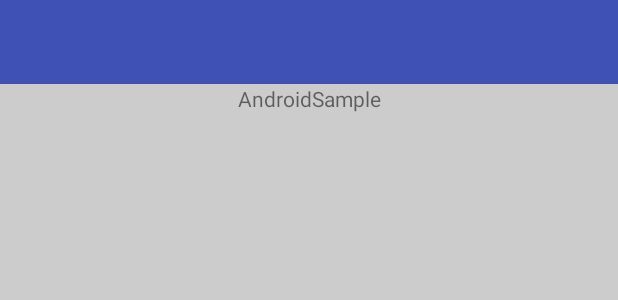
After one commit to wuqingnan/AndroidSample, an Android app: the layout activity_swipe_refresh.xml on its own in the app's theme, with its tools: preview values and no code run, on a phone screen of 412 x 824 dp. The commit adds this screen. Shown: the top 300 px of the screen. Run offline under Robolectric (Android 15) with nearby library versions, the phone set to English and light mode, and no system bars.

Commit message:
增加SwipeRefreshActivity

```diff
--- a/app/src/main/AndroidManifest.xml
+++ b/app/src/main/AndroidManifest.xml
@@ -7,7 +7,7 @@
 		android:icon="@mipmap/ic_launcher"
 		android:label="@string/app_name"
 		android:supportsRtl="true"
-		android:theme="@style/AppTheme">
+		android:theme="@style/AppTheme.NoActionBar">
 		<activity
 			android:name=".ui.MainActivity"
 			android:label="@string/app_name"
@@ -18,6 +18,7 @@
 				<category android:name="android.intent.category.LAUNCHER" />
 			</intent-filter>
 		</activity>
+		<activity android:name=".ui.refresh.SwipeRefreshActivity" />
 	</application>
 
 </manifest>
--- /dev/null
+++ b/app/src/main/java/com/shizy/androidsample/ui/refresh/SwipeRefreshActivity.java
@@ -0,0 +1,26 @@
+package com.shizy.androidsample.ui.refresh;
+
+import android.os.Bundle;
+import android.support.annotation.Nullable;
+import android.support.v7.app.AppCompatActivity;
+import android.support.v7.widget.Toolbar;
+import android.view.WindowManager;
+
+import com.shizy.androidsample.R;
+
+/**
+ * Created by shizy on 2016/12/17.
+ */
+
+public class SwipeRefreshActivity extends AppCompatActivity {
+
+	@Override
+	protected void onCreate(@Nullable Bundle savedInstanceState) {
+		super.onCreate(savedInstanceState);
+		setContentView(R.layout.activity_swipe_refresh);
+
+		Toolbar toolbar = (Toolbar) findViewById(R.id.toolbar);
+		toolbar.setTitle(SwipeRefreshActivity.class.getSimpleName());
+		setSupportActionBar(toolbar);
+	}
+}
--- /dev/null
+++ b/app/src/main/res/layout/activity_swipe_refresh.xml
@@ -0,0 +1,40 @@
+<?xml version="1.0" encoding="utf-8"?>
+<LinearLayout xmlns:android="http://schemas.android.com/apk/res/android"
+	xmlns:app="http://schemas.android.com/apk/res-auto"
+	android:layout_width="match_parent"
+	android:layout_height="match_parent"
+	android:orientation="vertical">
+
+	<android.support.v7.widget.Toolbar
+		android:id="@+id/toolbar"
+		android:layout_width="match_parent"
+		android:layout_height="?attr/actionBarSize"
+		android:background="?attr/colorPrimary"
+		app:popupTheme="@style/AppTheme.PopupOverlay" />
+
+	<android.support.v4.widget.SwipeRefreshLayout
+		android:layout_width="match_parent"
+		android:layout_height="match_parent">
+
+		<android.support.v4.widget.NestedScrollView
+			android:layout_width="match_parent"
+			android:layout_height="match_parent">
+
+			<LinearLayout
+				android:layout_width="match_parent"
+				android:layout_height="wrap_content"
+				android:orientation="vertical">
+
+				<TextView
+					android:layout_width="match_parent"
+					android:layout_height="1000dp"
+					android:background="#CCCCCC"
+					android:gravity="center_horizontal"
+					android:text="@string/app_name" />
+
+			</LinearLayout>
+		</android.support.v4.widget.NestedScrollView>
+
+	</android.support.v4.widget.SwipeRefreshLayout>
+
+</LinearLayout>
--- a/app/src/main/res/values-v21/styles.xml
+++ b/app/src/main/res/values-v21/styles.xml
@@ -4,6 +4,16 @@
 		<item name="windowActionBar">false</item>
 		<item name="windowNoTitle">true</item>
 		<item name="android:windowDrawsSystemBarBackgrounds">true</item>
-		<item name="android:statusBarColor">@android:color/transparent</item>
+		<!--
+		 	android:statusBarColor 默认将继承colorPrimaryDark的值
+		 	加入此行后会导致colorPrimaryDark无效
+		 	如果不加此行，使用DrawerLayout+NavigationView时，会导致NavigationView无法延伸至状态栏
+
+			<item name="android:statusBarColor">@android:color/transparent</item>
+		 -->
+		<!--
+			使用后布局将填充系统状态栏后面的区域，可以在布局中结合fitsSystemWindows使用
+			<item name="android:windowTranslucentStatus">true</item>
+		-->
 	</style>
 </resources>
```
